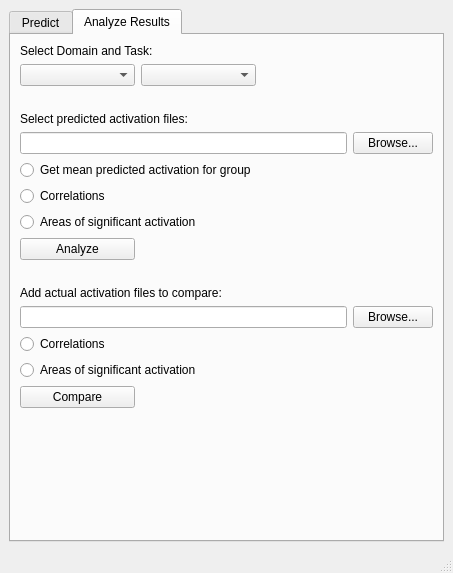
Above: UI/main-window-responsive.ui from udiNaveh/PITECA before the change. Below: the same form after it.
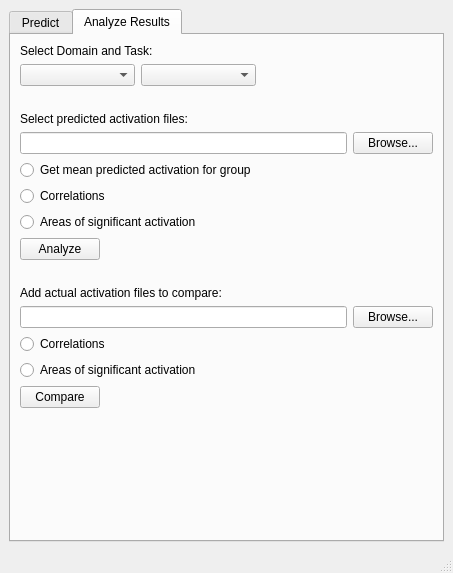
That is the form after the change. The open tabs and pages were chosen to show the change. Icons and pictures are not drawn.

The edit to the form file:
```diff
--- a/UI/main-window-responsive.ui
+++ b/UI/main-window-responsive.ui
@@ -190,6 +190,12 @@
         </item>
         <item row="17" column="0">
          <widget class="QPushButton" name="runCompareButton">
+          <property name="maximumSize">
+           <size>
+            <width>80</width>
+            <height>16777215</height>
+           </size>
+          </property>
           <property name="text">
            <string>Compare</string>
           </property>
@@ -210,6 +216,12 @@
         </item>
         <item row="11" column="0">
          <widget class="QPushButton" name="runAnalyzeButton">
+          <property name="maximumSize">
+           <size>
+            <width>80</width>
+            <height>16777215</height>
+           </size>
+          </property>
           <property name="text">
            <string>Analyze</string>
           </property>
```
Left out of the diff: 34 changed lines with no effect on the pictures.
